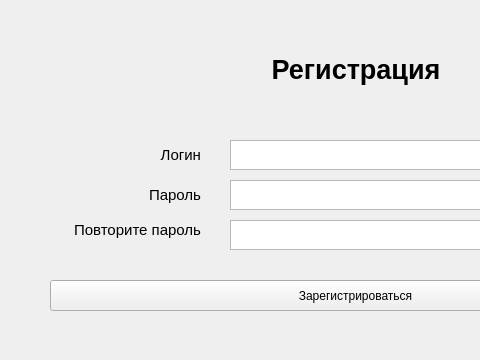
First picture: the form in designs/regg.ui, repository KiraArensky/memcreator, before the edit; both pictures show x 0 to 480 and y 0 to 360 of the 711 by 360 pixel window.
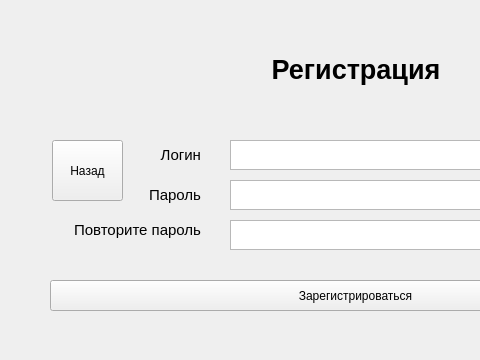
Second picture: the form after the edit.

What changed in the file:
```diff
--- a/designs/regg.ui
+++ b/designs/regg.ui
@@ -120,6 +120,19 @@
     <string>Зарегистрироваться</string>
    </property>
   </widget>
+  <widget class="QPushButton" name="buttonNazad">
+   <property name="geometry">
+    <rect>
+     <x>52</x>
+     <y>140</y>
+     <width>71</width>
+     <height>61</height>
+    </rect>
+   </property>
+   <property name="text">
+    <string>Назад</string>
+   </property>
+  </widget>
  </widget>
  <resources/>
  <connections/>
```
